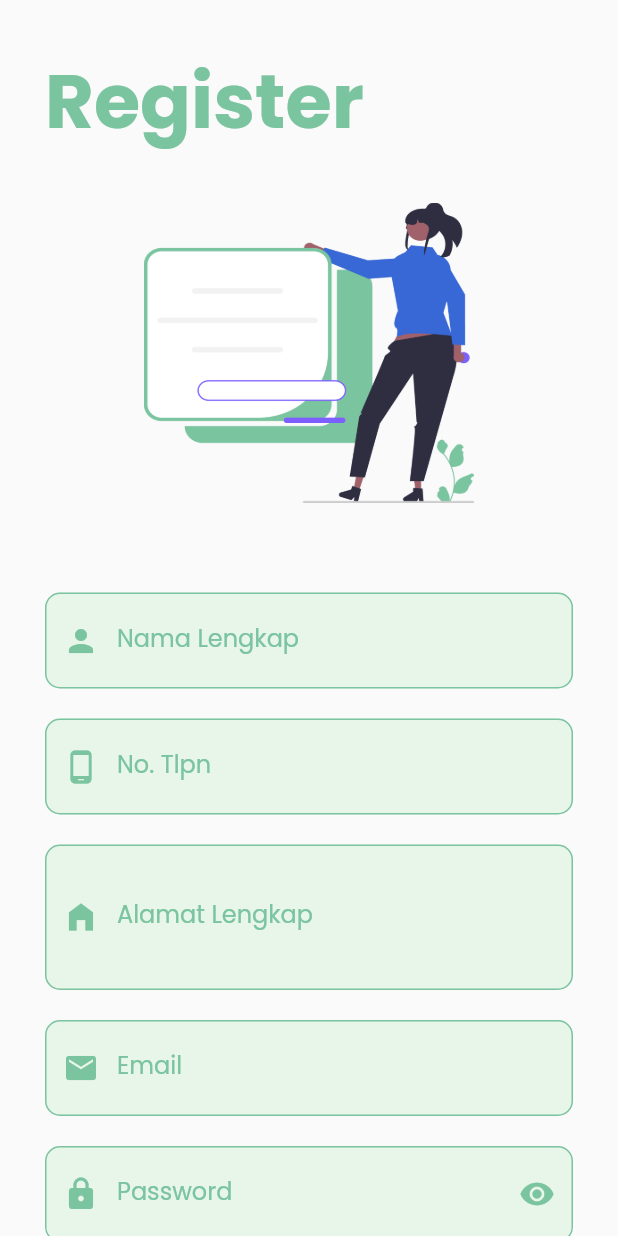
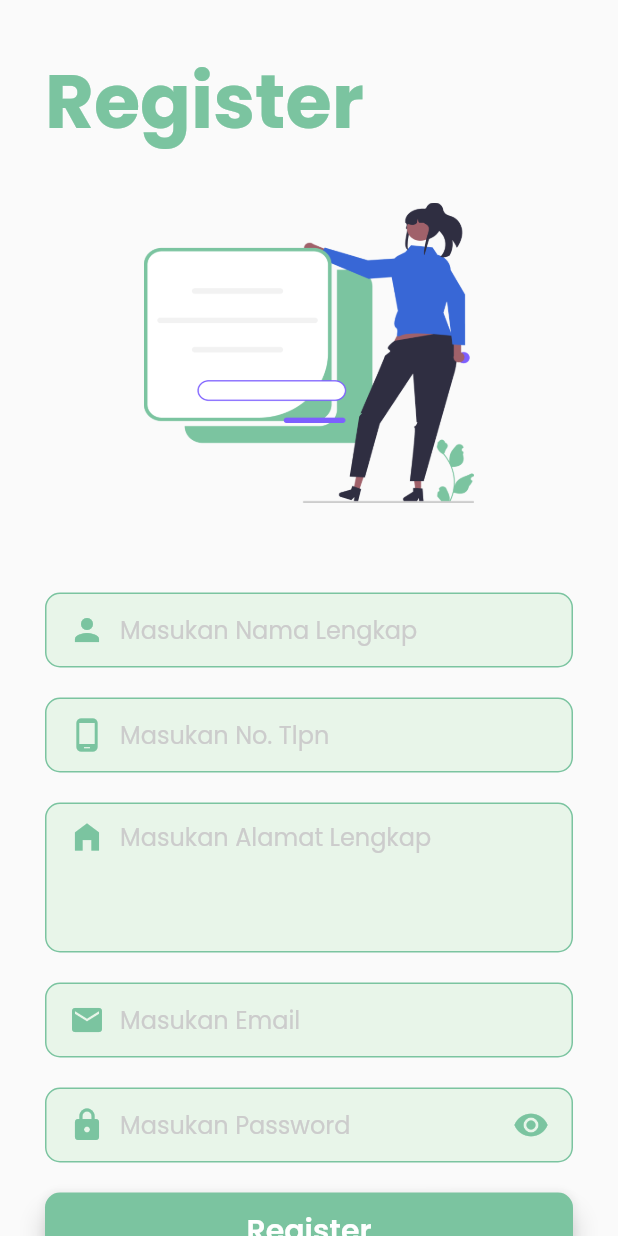
Before and after one commit to aprildapeter/brothshoes, a Flutter app: the SignUpPage screen opened by its route, on a phone screen of 412 x 824 dp. Run offline on Flutter 3.47's test engine with Material 2 defaults, Android fonts, the phone set to English and light mode, and no system bars; our stand-ins replace dotted_line, geocoding, geolocator, google_fonts, shared_preferences; missing offline and left inert: dart:ffi; accounts and stored records are empty; network calls fail.

Commit message:
update tampilan dan packget

```diff
--- a/lib/pages/sign_up.dart
+++ b/lib/pages/sign_up.dart
@@ -79,142 +79,204 @@ class _SignUpPageState extends State<SignUpPage> {
 
     Widget Fullname() {
       return Container(
-        // height: 50,
+        height: 50,
+        decoration: BoxDecoration(
+          color: Colors.green[50],
+          borderRadius: BorderRadius.circular(10),
+          border: Border.all(color: primaryColor),
+        ),
         margin: EdgeInsets.only(top: margin * 2),
-        child: TextFormField(
-          controller: nameController,
-          textAlignVertical: TextAlignVertical.center,
-          decoration: InputDecoration(
-            prefixIcon: Icon(
+        child: Padding(
+          padding: const EdgeInsets.symmetric(horizontal: 15),
+          child: Row(
+            children: [
+              Icon(
                 Icons.person,
                 color: primaryColor,
               ),
-            labelText: 'Nama Lengkap',
-            labelStyle: button1TextStyle,
+              SizedBox(
+                width: 10,
+              ),
+              Expanded(
+                child: TextFormField(
+                  controller: nameController,
+                  decoration: InputDecoration.collapsed(
+                    // prefixIcon: Icon(
+                    //   Icons.person,
+                    //   color: primaryColor,
+                    // ),
+                    // labelText: 'Nama Lengkap',
+                    // labelStyle: button1TextStyle,
                     hintText: 'Masukan Nama Lengkap',
                     hintStyle: inputTextStyle,
-            fillColor: Colors.green[50],
-            filled: true,
-            focusedBorder: OutlineInputBorder(
-              borderSide: BorderSide(color: primaryColor),
-              borderRadius: BorderRadius.circular(10),
+                    // fillColor: Colors.green[50],
+                    // filled: true,
+                    // focusedBorder: OutlineInputBorder(
+                    //   borderSide: BorderSide(color: primaryColor),
+                    //   borderRadius: BorderRadius.circular(10),
+                    // ),
+                    // enabledBorder: OutlineInputBorder(
+                    //   borderRadius: BorderRadius.circular(10),
+                    //   borderSide: BorderSide(color: primaryColor),
+                    // ),
                   ),
-            enabledBorder: OutlineInputBorder(
-              borderRadius: BorderRadius.circular(10),
-              borderSide: BorderSide(color: primaryColor),
+                  keyboardType: TextInputType.emailAddress,
                 ),
               ),
-          keyboardType: TextInputType.emailAddress,
+            ],
+          ),
         ),
       );
     }
 
     Widget Phone() {
       return Container(
-        // height: 50,
+        height: 50,
+        decoration: BoxDecoration(
+          color: Colors.green[50],
+          borderRadius: BorderRadius.circular(10),
+          border: Border.all(color: primaryColor),
+        ),
         margin: EdgeInsets.only(top: 20),
+        child: Padding(
+          padding: const EdgeInsets.symmetric(horizontal: 15),
+          child: Row(
+            children: [
+              Icon(
+                Icons.phone_android,
+                color: primaryColor,
+              ),
+              SizedBox(
+                width: 10,
+              ),
+              Expanded(
                 child: TextFormField(
                   controller: phoneController,
                   textAlignVertical: TextAlignVertical.center,
-          decoration: InputDecoration(
-            prefixIcon: Icon(
-              Icons.phone_android,
-              color: primaryColor,
-            ),
-            labelText: 'No. Tlpn',
-            labelStyle: button1TextStyle,
+                  decoration: InputDecoration.collapsed(
                     hintText: 'Masukan No. Tlpn',
                     hintStyle: inputTextStyle,
-            fillColor: Colors.green[50],
-            filled: true,
-            focusedBorder: OutlineInputBorder(
-              borderSide: BorderSide(color: primaryColor),
-              borderRadius: BorderRadius.circular(10),
-            ),
-            enabledBorder: OutlineInputBorder(
-              borderRadius: BorderRadius.circular(10),
-              borderSide: BorderSide(color: primaryColor),
-            ),
                   ),
                   keyboardType: TextInputType.emailAddress,
                 ),
+              ),
+            ],
+          ),
+        ),
       );
     }
+
     Widget Address() {
       return Container(
-        // height: 50,
+        height: 100,
+        decoration: BoxDecoration(
+          color: Colors.green[50],
+          borderRadius: BorderRadius.circular(10),
+          border: Border.all(color: primaryColor),
+        ),
         margin: EdgeInsets.only(top: 20),
-        child: TextFormField(
-          maxLines: 3,
-          controller: addressController,
-          textAlignVertical: TextAlignVertical.center,
-          decoration: InputDecoration(
-            prefixIcon: Icon(
+        child: Padding(
+          padding: const EdgeInsets.symmetric(horizontal: 15, vertical: 10),
+          child: Row(
+            mainAxisAlignment: MainAxisAlignment.start,
+            crossAxisAlignment: CrossAxisAlignment.start,
+            children: [
+              Icon(
                 Icons.home_filled,
                 color: primaryColor,
               ),
-            labelText: 'Alamat Lengkap',
-            labelStyle: button1TextStyle,
+              SizedBox(
+                width: 10,
+              ),
+              Expanded(
+                child: TextFormField(
+                  maxLines: 4,
+                  controller: addressController,
+                  decoration: InputDecoration.collapsed(
                     hintText: 'Masukan Alamat Lengkap',
                     hintStyle: inputTextStyle,
-            fillColor: Colors.green[50],
-            filled: true,
-            focusedBorder: OutlineInputBorder(
-              borderSide: BorderSide(color: primaryColor),
-              borderRadius: BorderRadius.circular(10),
                   ),
-            enabledBorder: OutlineInputBorder(
-              borderRadius: BorderRadius.circular(10),
-              borderSide: BorderSide(color: primaryColor),
+                  keyboardType: TextInputType.emailAddress,
                 ),
               ),
-          keyboardType: TextInputType.emailAddress,
+            ],
+          ),
         ),
       );
     }
 
     Widget InputEmail() {
       return Container(
-        // height: 50,
+        height: 50,
+        decoration: BoxDecoration(
+          color: Colors.green[50],
+          borderRadius: BorderRadius.circular(10),
+          border: Border.all(color: primaryColor),
+        ),
         margin: EdgeInsets.only(top: 20),
+        child: Padding(
+          padding: const EdgeInsets.symmetric(horizontal: 15),
+          child: Row(
+            children: [
+              Icon(
+                Icons.email,
+                color: primaryColor,
+              ),
+              SizedBox(
+                width: 10,
+              ),
+              Expanded(
                 child: TextFormField(
                   controller: emailController,
                   textAlignVertical: TextAlignVertical.center,
-          decoration: InputDecoration(
-            prefixIcon: Icon(
-              Icons.email,
-              color: primaryColor,
-            ),
-            labelText: 'Email',
-            labelStyle: button1TextStyle,
+                  decoration: InputDecoration.collapsed(
                     hintText: 'Masukan Email',
                     hintStyle: inputTextStyle,
-            fillColor: Colors.green[50],
-            filled: true,
-            focusedBorder: OutlineInputBorder(
-              borderSide: BorderSide(color: primaryColor),
-              borderRadius: BorderRadius.circular(10),
                   ),
-            enabledBorder: OutlineInputBorder(
-              borderRadius: BorderRadius.circular(10),
-              borderSide: BorderSide(color: primaryColor),
+                  keyboardType: TextInputType.emailAddress,
                 ),
               ),
-          keyboardType: TextInputType.emailAddress,
+            ],
+          ),
         ),
       );
     }
 
     Widget InputPass() {
       return Container(
-        // height: 50,
+        height: 50,
+        decoration: BoxDecoration(
+          color: Colors.green[50],
+          borderRadius: BorderRadius.circular(10),
+          border: Border.all(color: primaryColor),
+        ),
         margin: EdgeInsets.only(top: 20),
+        child: Padding(
+          padding: const EdgeInsets.symmetric(horizontal: 15),
+          child: Row(
+            children: [
+              Icon(
+                Icons.lock,
+                color: primaryColor,
+              ),
+              SizedBox(
+                width: 10,
+              ),
+              Expanded(
                 child: TextFormField(
                   controller: passwordController,
                   obscureText: _securetext,
                   textAlignVertical: TextAlignVertical.center,
-          decoration: InputDecoration(
-            suffixIcon: GestureDetector(
+                  decoration: InputDecoration.collapsed(
+                    hintText: 'Masukan Password',
+                    hintStyle: inputTextStyle,
+                  ),
+                ),
+              ),
+              SizedBox(
+                width: 15,
+              ),
+              GestureDetector(
                 onTap: () {
                   setState(() {
                     _securetext = !_securetext;
@@ -225,24 +287,7 @@ class _SignUpPageState extends State<SignUpPage> {
                   color: primaryColor,
                 ),
               ),
-            prefixIcon: Icon(
-              Icons.lock,
-              color: primaryColor,
-            ),
-            labelText: 'Password',
-            labelStyle: button1TextStyle,
-            hintText: 'Masukan Password',
-            hintStyle: inputTextStyle,
-            fillColor: Colors.green[50],
-            filled: true,
-            focusedBorder: OutlineInputBorder(
-              borderSide: BorderSide(color: primaryColor),
-              borderRadius: BorderRadius.circular(10),
-            ),
-            enabledBorder: OutlineInputBorder(
-              borderRadius: BorderRadius.circular(10),
-              borderSide: BorderSide(color: primaryColor),
-            ),
+            ],
           ),
         ),
       );
--- a/lib/pages/splash_page.dart
+++ b/lib/pages/splash_page.dart
@@ -27,8 +27,8 @@ class _SplashPageState extends State<SplashPage> {
         Provider.of<AuthProvider>(context, listen: false);
 
     await Provider.of<ProductProvider>(context, listen: false).getProducts();
-    await Provider.of<AuthProvider>(context, listen: false)
-        .getUser(authProvider.user);
+    // await Provider.of<AuthProvider>(context, listen: false)
+    //     .getUser(authProvider.user);
 
     Navigator.pushNamed(context, '/sign-in');
   }
```
Also changed, not shown: lib/pages/admin/home_page.dart (+0 -14 lines), lib/pages/checkout_page.dart (+18 -17 lines), lib/pages/edit_profil_page.dart (+19 -10 lines), lib/pages/sign_in.dart (+89 -39 lines), pubspec.lock, 1 other file. Lines whose indentation alone changed are shown as unchanged.
